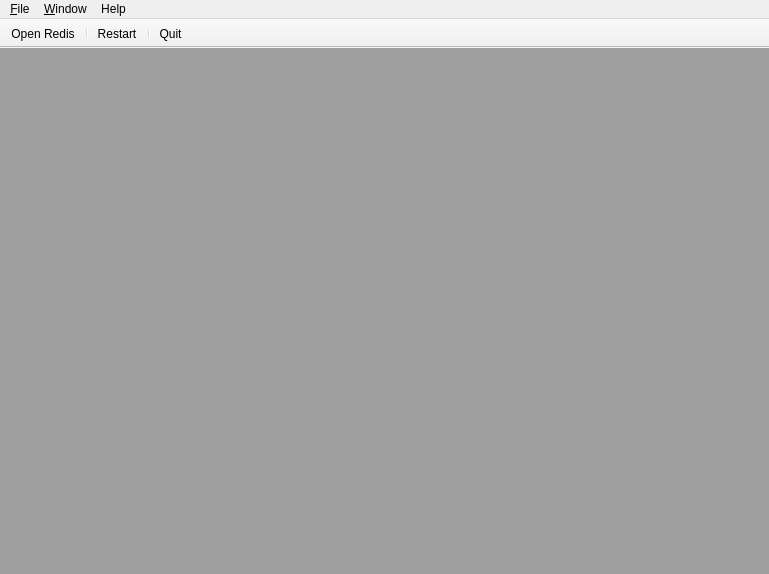
First picture: the form in qredis/ui/RedisWindow.ui, repository tiagocoutinho/qredis, before the edit.
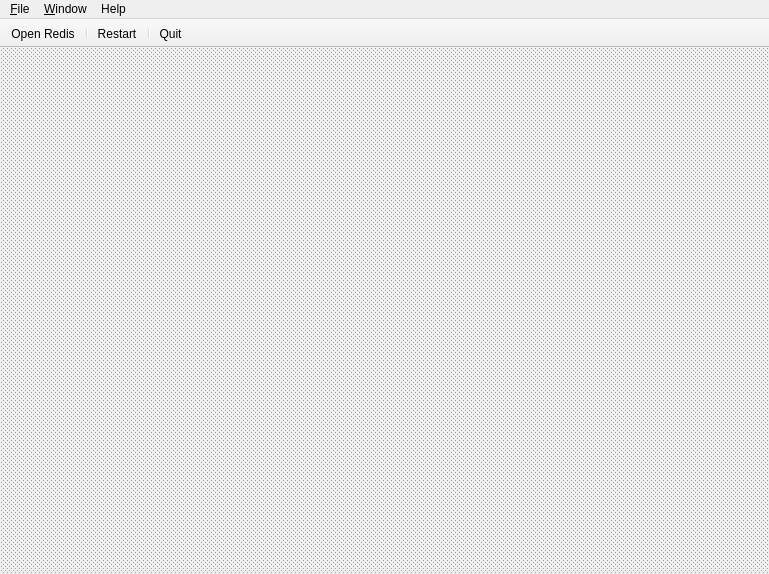
Second picture: the form after the edit. Icons and pictures are not drawn.

Patch:
```diff
--- a/qredis/ui/RedisWindow.ui
+++ b/qredis/ui/RedisWindow.ui
@@ -32,6 +32,15 @@
     </property>
     <item>
      <widget class="QMdiArea" name="mdi">
+      <property name="background">
+       <brush brushstyle="Dense6Pattern">
+        <color alpha="255">
+         <red>159</red>
+         <green>159</green>
+         <blue>159</blue>
+        </color>
+       </brush>
+      </property>
       <property name="tabsClosable">
        <bool>true</bool>
       </property>
```
Left out of the diff: 100 changed lines with no effect on the pictures.
